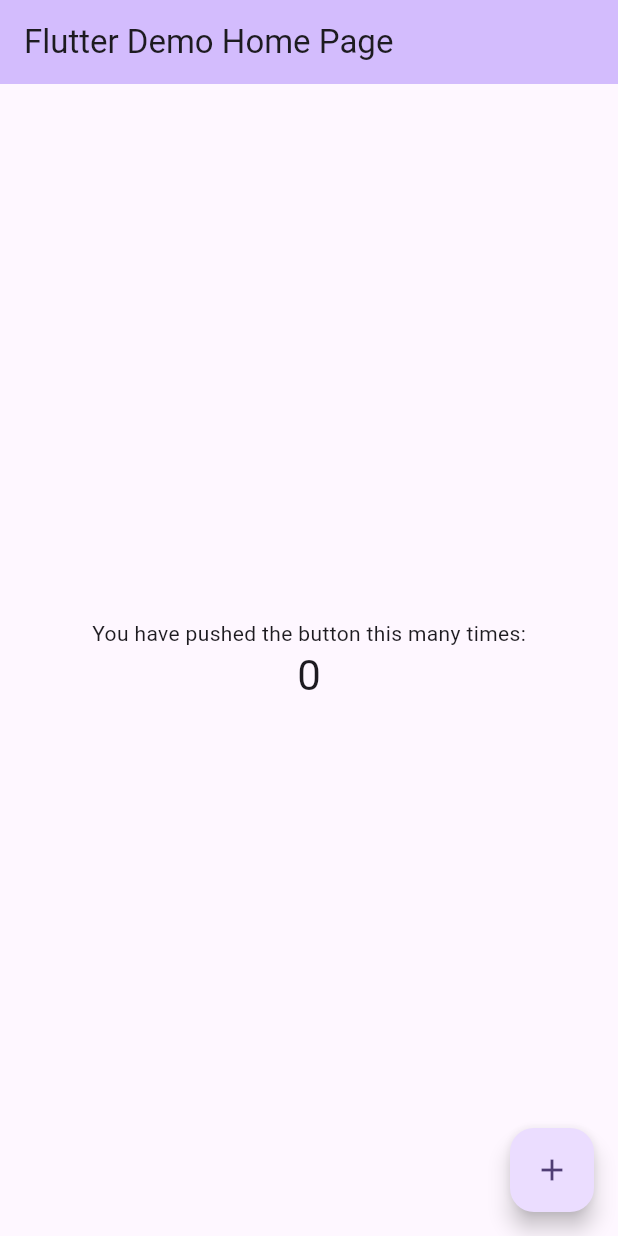
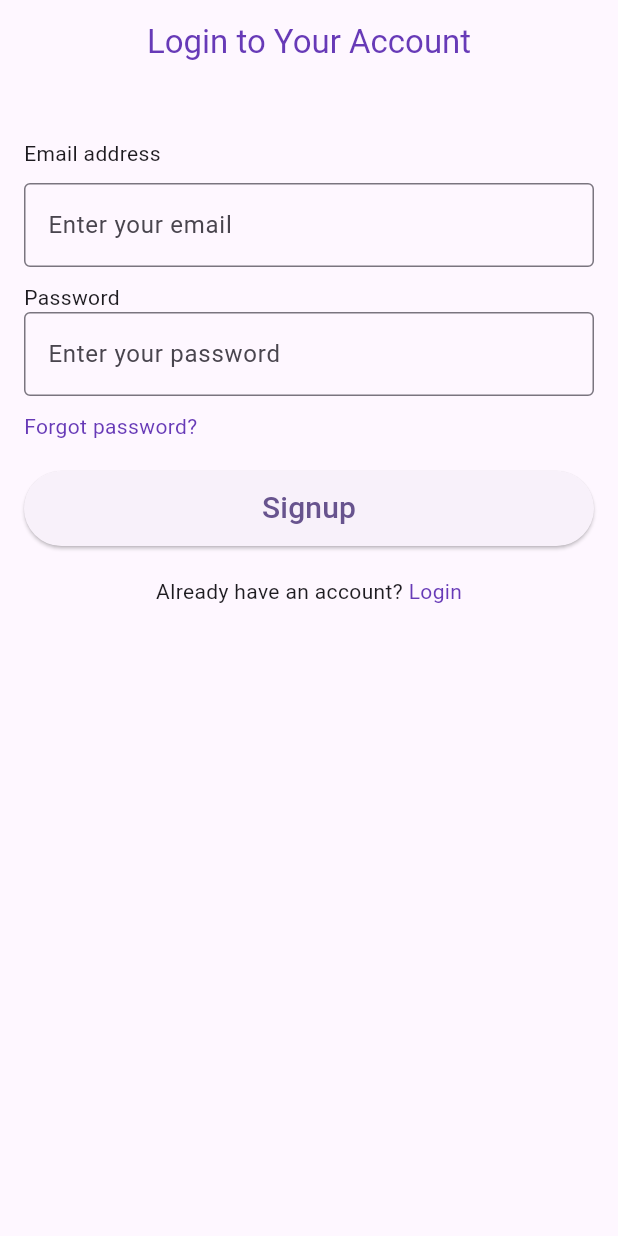
Before and after one commit to gokalpakoglu/sorun_bildirim_uygulamasi, a Flutter app: the screen it shows after launch, on a phone screen of 412 x 824 dp. Run offline on Flutter 3.47's test engine with Material 3 defaults, Android fonts, the phone set to English and light mode, and no system bars; our stand-ins replace bloc, firebase_auth, firebase_core, flutter_bloc; accounts and stored records are empty.

Commit message:
add: authentication bloc

```diff
--- /dev/null
+++ b/lib/app/app.dart
@@ -0,0 +1,71 @@
+import 'package:flutter/material.dart';
+import 'package:sorun_bildirim_uygulamasi/app/views/authentication/bloc/view/authentication_view.dart';
+
+class MyApp extends StatelessWidget {
+  const MyApp({super.key});
+
+  // This widget is the root of your application.
+  @override
+  Widget build(BuildContext context) {
+    return MaterialApp(
+      title: 'Flutter Demo',
+      theme: ThemeData(
+        colorScheme: ColorScheme.fromSeed(seedColor: Colors.deepPurple),
+        useMaterial3: true,
+      ),
+      home: const AuthenticationView(),
+    );
+  }
+}
+
+
+  // void createUserEmailandPassword() async {
+  //   try {
+  //     var _userCredential = await auth.createUserWithEmailAndPassword(
+  //         email: _email, password: _password);
+
+  //     debugPrint(_userCredential.toString());
+  //   } catch (e) {
+  //     debugPrint(e.toString());
+  //   }
+  // }
+
+  // void loginUserEmailandPassword() async {
+  //   try {
+  //     var _userCredential = await auth.signInWithEmailAndPassword(
+  //         email: _email, password: _password);
+  //     debugPrint(_userCredential.toString());
+  //   } catch (e) {
+  //     debugPrint(e.toString());
+  //   }
+  // }
+
+  // void signOut() async {
+  //   await auth.signOut();
+  // }
+
+  // void deleteUser() async {
+  //   if (auth.currentUser != null) {
+  //     await auth.currentUser!.delete();
+  //   } else {
+  //     debugPrint("Kullanıcı oturum açmadığı için silinemez");
+  //   }
+  // }
+
+  // void changePassword() async {
+  //   try {
+  //     await auth.currentUser!.updatePassword("yenisifre");
+  //     await auth.signOut();
+  //   } on FirebaseAuthException catch (e) {
+  //     if (e.code == "requires-recent-login") {
+  //       var credential =
+  //           EmailAuthProvider.credential(email: _email, password: _password);
+  //       auth.currentUser!.reauthenticateWithCredential(credential);
+  //       await auth.currentUser!.updatePassword("yenisifre");
+  //       await auth.signOut();
+  //       debugPrint("şifre güncellendi");
+  //     }
+  //   } catch (e) {
+  //     debugPrint(e.toString());
+  //   }
+  // }
--- /dev/null
+++ b/lib/app/views/authentication/bloc/authentication_event.dart
@@ -0,0 +1,26 @@
+part of 'authentication_bloc.dart';
+
+@immutable
+sealed class AuthenticationEvent {
+  const AuthenticationEvent();
+
+  List<Object> get props => [];
+}
+
+class RegisterUser extends AuthenticationEvent {
+  final String email;
+  final String password;
+  const RegisterUser(this.email, this.password);
+  @override
+  List<Object> get props => [email, password];
+}
+
+class LoginUser extends AuthenticationEvent {
+  final String email;
+  final String password;
+  const LoginUser({required this.email, required this.password});
+  @override
+  List<Object> get props => [email, password];
+}
+
+class LogOut extends AuthenticationEvent {}
--- /dev/null
+++ b/lib/app/views/authentication/bloc/authentication_state.dart
@@ -0,0 +1,29 @@
+part of 'authentication_bloc.dart';
+
+@immutable
+sealed class AuthenticationState {
+  const AuthenticationState();
+
+  List<Object> get props => [];
+}
+
+final class AuthenticationInitial extends AuthenticationState {}
+
+final class AuthenticationLoading extends AuthenticationState {
+  final bool isLoading;
+  const AuthenticationLoading({required this.isLoading});
+}
+
+class AuthenticationSuccess extends AuthenticationState {
+  final AppUser user;
+  const AuthenticationSuccess(this.user);
+  @override
+  List<Object> get props => [user];
+}
+
+class AuthenticationFailure extends AuthenticationState {
+  final String message;
+  const AuthenticationFailure(this.message);
+  @override
+  List<Object> get props => [message];
+}
--- /dev/null
+++ b/lib/app/views/authentication/bloc/view/authentication_view.dart
@@ -0,0 +1,24 @@
+import 'package:firebase_auth/firebase_auth.dart';
+import 'package:flutter/material.dart';
+import 'package:sorun_bildirim_uygulamasi/app/views/home/view/home_view.dart';
+import 'package:sorun_bildirim_uygulamasi/app/views/register/view/register_view.dart';
+
+class AuthenticationView extends StatelessWidget {
+  const AuthenticationView({super.key});
+  static String id = "main screen";
+  @override
+  Widget build(BuildContext context) {
+    return Scaffold(
+      body: StreamBuilder<User?>(
+        stream: FirebaseAuth.instance.authStateChanges(),
+        builder: (context, snapshot) {
+          if (snapshot.hasData) {
+            return const HomeScreen();
+          } else {
+            return const SignupScreen();
+          }
+        },
+      ),
+    );
+  }
+}
--- /dev/null
+++ b/lib/app/views/login/view/widgets/body_widget.dart
@@ -0,0 +1,52 @@
+import 'package:flutter/material.dart';
+
+class LoginScreen extends StatefulWidget {
+  static String id = 'login_screen';
+  const LoginScreen({super.key});
+
+  @override
+  // ignore: library_private_types_in_public_api
+  _LoginScreenState createState() => _LoginScreenState();
+}
+
+class _LoginScreenState extends State<LoginScreen> {
+  late String email;
+  late String password;
+
+  @override
+  Widget build(BuildContext context) {
+    return Column(
+      mainAxisAlignment: MainAxisAlignment.center,
+      children: <Widget>[
+        TextField(
+          onChanged: (value) {
+            email = value;
+          },
+          decoration: const InputDecoration(hintText: 'Email'),
+        ),
+        TextField(
+          onChanged: (value) {
+            password = value;
+          },
+          decoration: const InputDecoration(hintText: 'Password'),
+          obscureText: true,
+        ),
+        // ElevatedButton(
+        //   onPressed: () async {
+        //     try {
+        //       final user = await _auth.signInWithEmailAndPassword(
+        //           email: email, password: password);
+        //       if (user != null) {
+        //         // ignore: use_build_context_synchronously
+        //         Navigator.pushReplacementNamed(context, '/home');
+        //       }
+        //     } catch (e) {
+        //       debugPrint(e.toString());
+        //     }
+        //   },
+        //   child: const Text('Login'),
+        // ),
+      ],
+    );
+  }
+}
--- /dev/null
+++ b/lib/app/views/register/view/register_view.dart
@@ -0,0 +1,145 @@
+import 'package:flutter/material.dart';
+import 'package:flutter_bloc/flutter_bloc.dart';
+import 'package:sorun_bildirim_uygulamasi/app/views/authentication/bloc/authentication_bloc.dart';
+import 'package:sorun_bildirim_uygulamasi/app/views/home/view/home_view.dart';
+
+class SignupScreen extends StatefulWidget {
+  static String id = 'register_screen';
+
+  const SignupScreen({
+    Key? key,
+  }) : super(key: key);
+
+  @override
+  State<SignupScreen> createState() => _SignupScreenState();
+}
+
+class _SignupScreenState extends State<SignupScreen> {
+  // Text Controllers
+  final emailController = TextEditingController();
+  final passwordController = TextEditingController();
+
+  @override
+  void dispose() {
+    emailController.dispose();
+    passwordController.dispose();
+    super.dispose();
+  }
+
+  @override
+  Widget build(BuildContext context) {
+    return Scaffold(
+      appBar: AppBar(
+        title: const Text(
+          'Login to Your Account',
+          style: TextStyle(
+            color: Colors.deepPurple,
+          ),
+        ),
+        centerTitle: true,
+      ),
+      body: Padding(
+        padding: const EdgeInsets.all(16.0),
+        child: Column(
+          crossAxisAlignment: CrossAxisAlignment.start,
+          children: [
+            const SizedBox(height: 20),
+            const Text('Email address'),
+            const SizedBox(height: 10),
+            TextFormField(
+              controller: emailController,
+              decoration: const InputDecoration(
+                border: OutlineInputBorder(),
+                hintText: 'Enter your email',
+              ),
+            ),
+            const SizedBox(height: 10),
+            const Text('Password'),
+            TextFormField(
+              controller: passwordController,
+              decoration: const InputDecoration(
+                border: OutlineInputBorder(),
+                hintText: 'Enter your password',
+              ),
+              obscureText: false,
+            ),
+            const SizedBox(height: 10),
+            GestureDetector(
+              onTap: () {},
+              child: const Text(
+                'Forgot password?',
+                style: TextStyle(
+                  color: Colors.deepPurple,
+                ),
+              ),
+            ),
+            const SizedBox(height: 20),
+            BlocConsumer<AuthenticationBloc, AuthenticationState>(
+              listener: (context, state) {
+                if (state is AuthenticationSuccess) {
+                  Navigator.pushNamedAndRemoveUntil(
+                    context,
+                    HomeScreen.id,
+                    (route) => false,
+                  );
+                } else if (state is AuthenticationFailure) {
+                  showDialog(
+                      context: context,
+                      builder: (context) {
+                        return const AlertDialog(
+                          content: Text('error'),
+                        );
+                      });
+                }
+              },
+              builder: (context, state) {
+                return SizedBox(
+                  height: 50,
+                  width: double.infinity,
+                  child: ElevatedButton(
+                    onPressed: () {
+                      BlocProvider.of<AuthenticationBloc>(context).add(
+                        RegisterUser(
+                          emailController.text.trim(),
+                          passwordController.text.trim(),
+                        ),
+                      );
+                    },
+                    child: Text(
+                      state is AuthenticationLoading ? '.......' : 'Signup',
+                      style: const TextStyle(
+                        fontSize: 20,
+                      ),
+                    ),
+                  ),
+                );
+              },
+            ),
+            const SizedBox(height: 20),
+            Row(
+              mainAxisAlignment: MainAxisAlignment.center,
+              children: [
+                const Text("Already have an account? "),
+                GestureDetector(
+                  onTap: () {
+                    Navigator.pushNamedAndRemoveUntil(
+                      context,
+                      HomeScreen.id,
+                      (route) => false,
+                    );
+                  },
+                  child: const Text(
+                    'Login',
+                    style: TextStyle(
+                      color: Colors.deepPurple,
+                    ),
+                  ),
+                )
+              ],
+            ),
+          ],
+        ),
+      ),
+    );
+  }
+}
--- /dev/null
+++ b/lib/core/models/app_user.dart
@@ -0,0 +1,13 @@
+class AppUser {
+  late final String id;
+  late final String username;
+  late final String email;
+  //late final String location;
+
+  AppUser({
+    required this.id,
+    required this.email,
+    required this.username,
+    //required this.location
+  });
+}
--- a/lib/main.dart
+++ b/lib/main.dart
@@ -1,125 +1,17 @@
+import 'package:firebase_core/firebase_core.dart';
 import 'package:flutter/material.dart';
+import 'package:flutter_bloc/flutter_bloc.dart';
+import 'package:sorun_bildirim_uygulamasi/app/app.dart';
+import 'package:sorun_bildirim_uygulamasi/app/views/authentication/bloc/authentication_bloc.dart';
+import 'package:sorun_bildirim_uygulamasi/firebase_options.dart';
 
-void main() {
-  runApp(const MyApp());
+void main() async {
+  WidgetsFlutterBinding.ensureInitialized();
+  await Firebase.initializeApp(
+    options: DefaultFirebaseOptions.currentPlatform,
+  );
+  runApp(BlocProvider(
+    create: (context) => AuthenticationBloc(),
+    child: const MyApp(),
+  ));
 }
-
-class MyApp extends StatelessWidget {
-  const MyApp({super.key});
-
-  // This widget is the root of your application.
-  @override
-  Widget build(BuildContext context) {
-    return MaterialApp(
-      title: 'Flutter Demo',
-      theme: ThemeData(
-        // This is the theme of your application.
-        //
-        // TRY THIS: Try running your application with "flutter run". You'll see
-        // the application has a purple toolbar. Then, without quitting the app,
-        // try changing the seedColor in the colorScheme below to Colors.green
-        // and then invoke "hot reload" (save your changes or press the "hot
-        // reload" button in a Flutter-supported IDE, or press "r" if you used
-        // the command line to start the app).
-        //
-        // Notice that the counter didn't reset back to zero; the application
-        // state is not lost during the reload. To reset the state, use hot
-        // restart instead.
-        //
-        // This works for code too, not just values: Most code changes can be
-        // tested with just a hot reload.
-        colorScheme: ColorScheme.fromSeed(seedColor: Colors.deepPurple),
-        useMaterial3: true,
-      ),
-      home: const MyHomePage(title: 'Flutter Demo Home Page'),
-    );
-  }
-}
-
-class MyHomePage extends StatefulWidget {
-  const MyHomePage({super.key, required this.title});
-
-  // This widget is the home page of your application. It is stateful, meaning
-  // that it has a State object (defined below) that contains fields that affect
-  // how it looks.
-
-  // This class is the configuration for the state. It holds the values (in this
-  // case the title) provided by the parent (in this case the App widget) and
-  // used by the build method of the State. Fields in a Widget subclass are
-  // always marked "final".
-
-  final String title;
-
-  @override
-  State<MyHomePage> createState() => _MyHomePageState();
-}
-
-class _MyHomePageState extends State<MyHomePage> {
-  int _counter = 0;
-
-  void _incrementCounter() {
-    setState(() {
-      // This call to setState tells the Flutter framework that something has
-      // changed in this State, which causes it to rerun the build method below
-      // so that the display can reflect the updated values. If we changed
-      // _counter without calling setState(), then the build method would not be
-      // called again, and so nothing would appear to happen.
-      _counter++;
-    });
-  }
-
-  @override
-  Widget build(BuildContext context) {
-    // This method is rerun every time setState is called, for instance as done
-    // by the _incrementCounter method above.
-    //
-    // The Flutter framework has been optimized to make rerunning build methods
-    // fast, so that you can just rebuild anything that needs updating rather
-    // than having to individually change instances of widgets.
-    return Scaffold(
-      appBar: AppBar(
-        // TRY THIS: Try changing the color here to a specific color (to
-        // Colors.amber, perhaps?) and trigger a hot reload to see the AppBar
-        // change color while the other colors stay the same.
-        backgroundColor: Theme.of(context).colorScheme.inversePrimary,
-        // Here we take the value from the MyHomePage object that was created by
-        // the App.build method, and use it to set our appbar title.
-        title: Text(widget.title),
-      ),
-      body: Center(
-        // Center is a layout widget. It takes a single child and positions it
-        // in the middle of the parent.
-        child: Column(
-          // Column is also a layout widget. It takes a list of children and
-          // arranges them vertically. By default, it sizes itself to fit its
-          // children horizontally, and tries to be as tall as its parent.
-          //
-          // Column has various properties to control how it sizes itself and
-          // how it positions its children. Here we use mainAxisAlignment to
-          // center the children vertically; the main axis here is the vertical
-          // axis because Columns are vertical (the cross axis would be
-          // horizontal).
-          //
-          // TRY THIS: Invoke "debug painting" (choose the "Toggle Debug Paint"
-          // action in the IDE, or press "p" in the console), to see the
-          // wireframe for each widget.
-          mainAxisAlignment: MainAxisAlignment.center,
-          children: <Widget>[
-            const Text(
-              'You have pushed the button this many times:',
-            ),
-            Text(
-              '$_counter',
-              style: Theme.of(context).textTheme.headlineMedium,
-            ),
-          ],
-        ),
-      ),
-      floatingActionButton: FloatingActionButton(
-        onPressed: _incrementCounter,
-        tooltip: 'Increment',
-        child: const Icon(Icons.add),
-      ), // This trailing comma makes auto-formatting nicer for build methods.
-    );
-  }
-}
```
Also changed, not shown: lib/app/views/authentication/bloc/authentication_bloc.dart (added, +55 -0 lines), lib/app/views/home/view/home_view.dart (added, +53 -0 lines), lib/core/init/blocs/bloc_list.dart (added, +14 -0 lines), lib/core/init/service/firebase_service.dart (added, +88 -0 lines), pubspec.yaml (+6 -17 lines), lib/app/views/login/view/login_view.dart (added), lib/firebase_options.dart (added), pubspec.lock, 9 other files.
